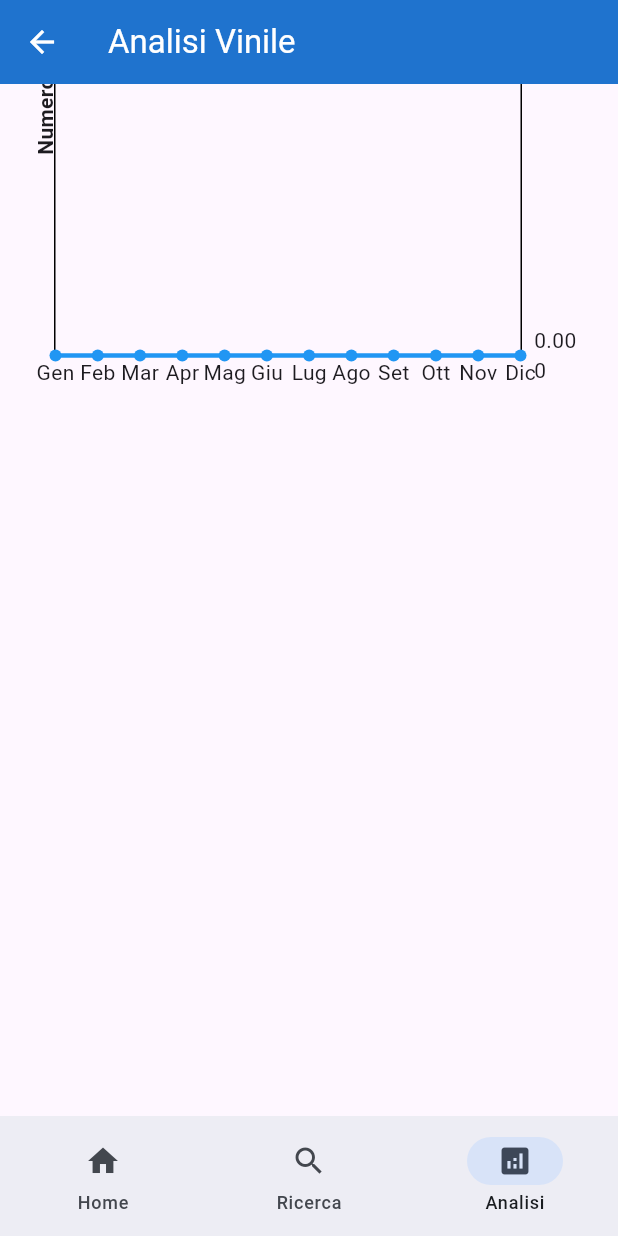
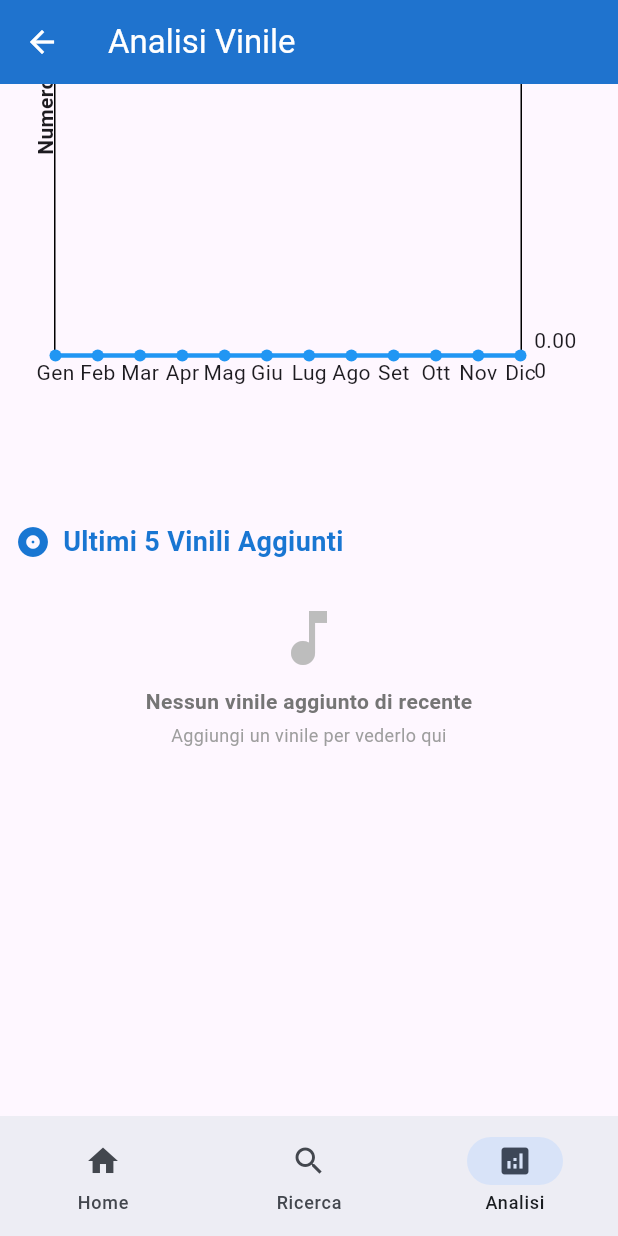
Before and after one commit to sharon-schiavano/vinyl_collection_app_gruppo_16, a Flutter app: the screen it shows after launch, item 3 of the bottom bar chosen, scrolled down 576 dp, on a phone screen of 412 x 824 dp. Run offline on Flutter 3.47's test engine with Material 3 defaults, Android fonts, the phone set to English and light mode, and no system bars; drawn by our look-alikes of fl_chart; our stand-ins replace image_picker, sqflite, sqflite_common_ffi, sqflite_common_ffi_web; accounts and stored records are empty.

Commit message:
Miglioramento schermata analisi
lista delle 5 canzoni

```diff
--- a/lib/analisi_view.dart
+++ b/lib/analisi_view.dart
@@ -2,7 +2,7 @@ import 'package:flutter/material.dart';
 import 'package:fl_chart/fl_chart.dart';
 import 'package:vinyl_collection_app_gruppo_16/utils/constants.dart';
 import 'package:vinyl_collection_app_gruppo_16/services/database_service.dart';
-
+import 'package:vinyl_collection_app_gruppo_16/models/section.dart';
 import 'package:vinyl_collection_app_gruppo_16/models/vinyl.dart';
 class AnalisiView extends StatelessWidget {
   const AnalisiView({super.key});
@@ -100,7 +100,7 @@ class AnalisiView extends StatelessWidget {
                 SizedBox(
                    width: 700,
                   height: 500,
-                  child: Ultime5Canzoni(),
+                  child: Ultime5Vinili(),
                 )
               ],
             ),
@@ -313,12 +313,12 @@ class DatiGrafico{
 }
 
 
-class Ultime5Canzoni extends StatelessWidget {
-  const Ultime5Canzoni({super.key});
+class Ultime5Vinili extends StatelessWidget {
+  const Ultime5Vinili({super.key});
 
   @override
   Widget build(BuildContext context) {
-    return FutureBuilder<List<dynamic>>(
+    return FutureBuilder<List<Vinyl>>(
       future: DatabaseService().getRecentVinyls(limit:5),
       builder: (context, snapshot) {
         if (snapshot.connectionState != ConnectionState.done) {
@@ -328,17 +328,18 @@ class Ultime5Canzoni extends StatelessWidget {
           return const Center(child: Text('Errore nel caricamento dei dati'));
         }
 
-        final List<dynamic> canzoni = snapshot.data!;
-        return ListView.builder(
-          itemCount: canzoni.length,
-          itemBuilder: (context, index) {
-            final canzone = canzoni[index];
-            return ListTile(
-              title: Text(canzone['title']),
-              subtitle: Text(canzone['artist']),
-            );
-          },
+        final List<dynamic> vinili = snapshot.data!;
+        return buildSection(
+          'Ultimi 5 Vinili Aggiunti',
+          'Nessun vinile aggiunto di recente',
+          'Aggiungi un vinile per vederlo qui',
+          Icons.album,
+          Icons.music_note,
+          null, // No navigation for this section
+          vinili.cast<Vinyl>(), // Cast to List<Vinyl>
+          context,
         );
+        //Widget buildSection(String title, String missingPhrase, String missingSubtitle, IconData mainIcon, IconData emptyIcon, String? navigation, List<Vinyl> list, BuildContext context)
       },
     );
   }
```
